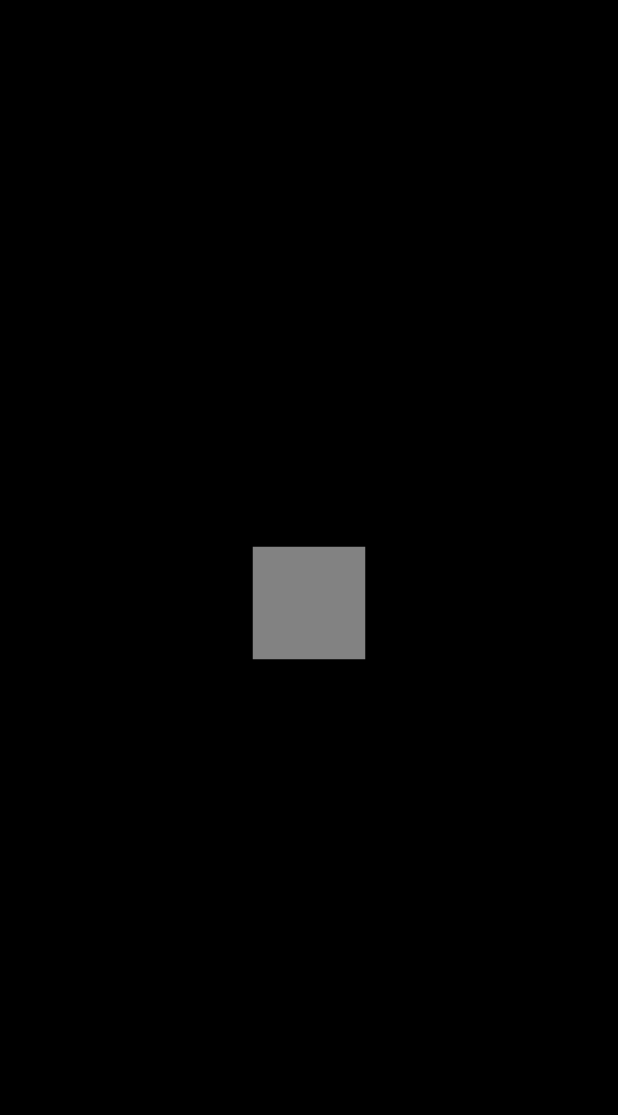
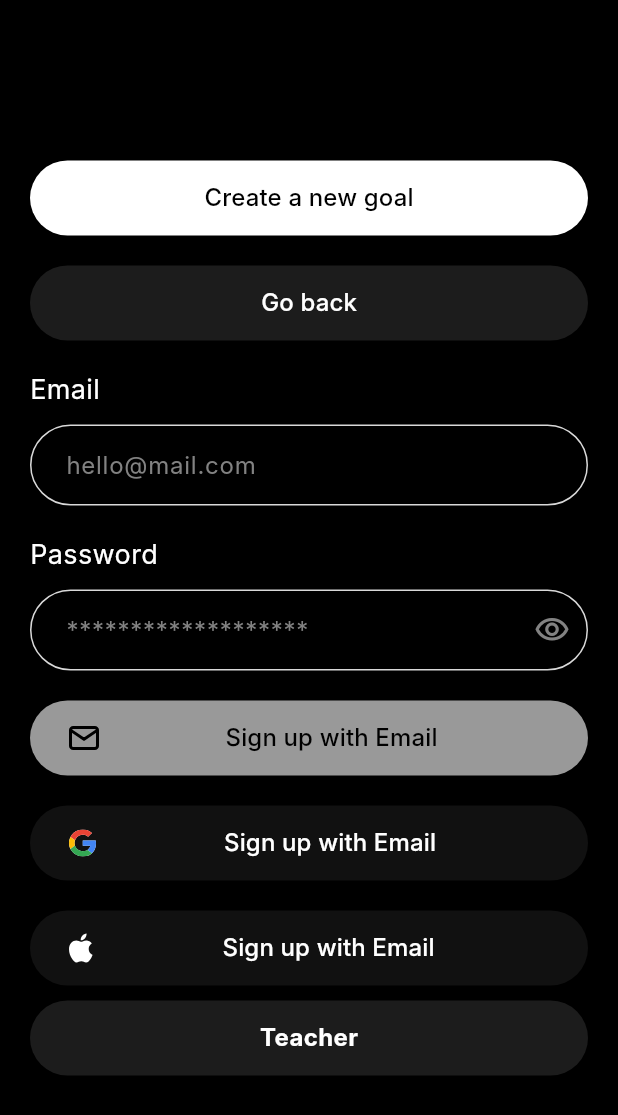
Before and after one commit to Kariaki/reentry, a Flutter app: the screen it shows after launch, on a phone screen of 412 x 824 dp. Shown: the top 1115 px of the screen. Run offline on Flutter 3.47's test engine with Material 3 defaults, Android fonts, the phone set to English and light mode, and no system bars; our stand-ins replace flutter_hooks, flutter_svg; Roboto replaces fonts that are missing (Inter).

Commit message:
base comonents (#10)
* done with base components

* done with initial components

```diff
--- a/lib/core/theme/colors.dart
+++ b/lib/core/theme/colors.dart
@@ -6,4 +6,6 @@ class AppColors {
   static const base = Color(0xFF3AE6BD);
   static const gray1 = Color(0xFF1C1C1C);
   static const gray2 = Color(0xFF828282);
+  static const hintColor = Color(0xFF828282);
+  static const inputBorderColor = Color(0xFFD9D9D9);
 }
--- a/lib/core/theme/style/text_style.dart
+++ b/lib/core/theme/style/text_style.dart
@@ -1,19 +1,23 @@
-
-
 import 'package:flutter/material.dart';
 
 class AppTextStyle {
   // Bold Text Style
   static const TextStyle boldTextStyle = TextStyle(
-    fontFamily: 'Inter',
     fontWeight: FontWeight.bold,
     fontSize: 16.0,
+    color: Colors.black, // Default text color
+  );
+  static const TextStyle buttonText = TextStyle(
+    fontSize: 16,
+    color: Colors.black, // Default text color
+  );
+  static const TextStyle heading = TextStyle(
+    fontSize: 18,
     color: Colors.black, // Default text color
   );
 
   // Extra Large Text Style
   static const TextStyle xLarge = TextStyle(
-    fontFamily: 'Inter',
     fontSize: 28.0,
     fontWeight: FontWeight.bold,
     color: Colors.black,
@@ -21,7 +25,6 @@ class AppTextStyle {
 
   // Large Text Style
   static const TextStyle large = TextStyle(
-    fontFamily: 'Inter',
     fontSize: 22.0,
     fontWeight: FontWeight.w600,
     color: Colors.black,
@@ -29,7 +32,6 @@ class AppTextStyle {
 
   // Medium Text Style
   static const TextStyle medium = TextStyle(
-    fontFamily: 'Inter',
     fontSize: 18.0,
     fontWeight: FontWeight.w500,
     color: Colors.black,
@@ -37,7 +39,6 @@ class AppTextStyle {
 
   // Regular Text Style
   static const TextStyle regular = TextStyle(
-    fontFamily: 'Inter',
     fontSize: 16.0,
     fontWeight: FontWeight.normal,
     color: Colors.black,
@@ -45,7 +46,6 @@ class AppTextStyle {
 
   // Small Text Style
   static const TextStyle small = TextStyle(
-    fontFamily: 'Inter',
     fontSize: 14.0,
     fontWeight: FontWeight.normal,
     color: Colors.black,
@@ -53,7 +53,6 @@ class AppTextStyle {
 
   // Extra Small Text Style
   static const TextStyle xSmall = TextStyle(
-    fontFamily: 'Inter',
     fontSize: 12.0,
     fontWeight: FontWeight.normal,
     color: Colors.black,
@@ -61,7 +60,6 @@ class AppTextStyle {
 
   // Light Text Style
   static const TextStyle lightTextStyle = TextStyle(
-    fontFamily: 'Inter',
     fontWeight: FontWeight.w300,
     fontSize: 16.0,
     color: Colors.black,
@@ -69,7 +67,6 @@ class AppTextStyle {
 
   // Italic Text Style
   static const TextStyle italicTextStyle = TextStyle(
-    fontFamily: 'Inter',
     fontStyle: FontStyle.italic,
     fontSize: 16.0,
     color: Colors.black,
@@ -78,7 +75,6 @@ class AppTextStyle {
   // Colored Text Style (with a custom color)
   static TextStyle coloredTextStyle(Color color) {
     return TextStyle(
-      fontFamily: 'Inter',
       fontSize: 16.0,
       fontWeight: FontWeight.normal,
       color: color,
--- a/lib/main.dart
+++ b/lib/main.dart
@@ -1,5 +1,14 @@
 import 'package:flutter/material.dart';
+import 'package:flutter_svg/flutter_svg.dart';
+import 'package:reentry/core/extensions.dart';
 import 'package:reentry/core/theme/colors.dart';
+import 'package:reentry/ui/components/buttons/primary_button.dart';
+import 'package:reentry/ui/components/input/input_field.dart';
+import 'package:reentry/ui/components/input/password_field.dart';
+import 'package:reentry/ui/components/pill_selector_component.dart';
+import 'package:reentry/ui/components/scaffold/base_scaffold.dart';
+
+import 'generated/assets.dart';
 
 void main() {
   runApp(const MyApp());
@@ -15,46 +24,44 @@
         title: 'Flutter Demo',
         debugShowCheckedModeBanner: false,
         theme: ThemeData(
-        colorScheme: ColorScheme.fromSeed(seedColor: Colors.deepPurple),
+            colorScheme: ColorScheme.fromSeed(seedColor: Colors.black),
             useMaterial3: true,
+            fontFamily: 'Inter'),
+        home: BaseScaffold(
+          child: Center(
+            // Wrap the entire body in Center to center everything
+            child: Column(
+              mainAxisAlignment: MainAxisAlignment.center,
+              // Vertically center content
+              crossAxisAlignment: CrossAxisAlignment.center,
+              // Horizontally center content
+              children: [
+                PrimaryButton(
+                  text: 'Create a new goal',
+                  onPress: () {},
                 ),
-      home: Scaffold(
-        backgroundColor: AppColors.black,
-        body: Center(  // Wrap the entire body in Center to center everything
-          child: Column(
-            mainAxisAlignment: MainAxisAlignment.center,  // Vertically center content
-            crossAxisAlignment: CrossAxisAlignment.center,  // Horizontally center content
-            children: [
-              Container(
-                height: 75,
-                width: 75,
-                color: AppColors.gray2,
+                20.height,
+                PrimaryButton.dark(
+                  text: 'Go back',
+                  onPress: () {},
                 ),
-              SizedBox(height: 20),  // Spacing before Wrap
-              Wrap(
-                spacing: 20.0,  // Horizontal spacing between icons
-                runSpacing: 20.0,  // Vertical spacing between rows
-                alignment: WrapAlignment.center,  // Center icons horizontally
-                children: [
-                  // SvgPicture.asset(AppIcons.apple, height: 50, width: 50),
-                  // SvgPicture.asset(AppIcons.activity, height: 50, width: 50),
-                  // SvgPicture.asset(AppIcons.addOutline, height: 50, width: 50),
-                  // SvgPicture.asset(AppIcons.bin, height: 50, width: 50),
-                  // SvgPicture.asset(AppIcons.chatBubble, height: 50, width: 50),
-                  // SvgPicture.asset(AppIcons.chevronLeft, height: 50, width: 50),
-                  // SvgPicture.asset(AppIcons.eyeHide, height: 50, width: 50),
-                  // SvgPicture.asset(AppIcons.greenCheck, height: 50, width: 50),
-                  // SvgPicture.asset(AppIcons.google, height: 50, width: 50),
-                  // SvgPicture.asset(AppIcons.home, height: 50, width: 50),
-                  // SvgPicture.asset(AppIcons.mailOutline, height: 50, width: 50),
-                  // SvgPicture.asset(AppIcons.pen, height: 50, width: 50),
-                  // Add more icons as needed
-                ],
-              ),
+                20.height,
+                InputField(hint: 'hello@mail.com',label: 'Email',),
+                20.height,
+                PasswordField(label: 'Password'),
+                20.height,
+                PrimaryButton(text: 'Sign up with Email',startIcon: SvgPicture.asset(Assets.svgMailOutline),),
+                20.height,
+                PrimaryButton.dark(text: 'Sign up with Email',startIcon: SvgPicture.asset(Assets.svgGoogle),),
+                20.height,
+                PrimaryButton.dark(text: 'Sign up with Email',startIcon: SvgPicture.asset(Assets.svgApple),),
+                10.height,
+                PillSelectorComponent(text: 'Teacher',selected: false,)
+
+
               ],
             ),
           ),
-      )
-    );
+        ));
   }
 }
--- /dev/null
+++ b/lib/ui/components/buttons/primary_button.dart
@@ -0,0 +1,77 @@
+import 'package:flutter/material.dart';
+import 'package:reentry/core/extensions.dart';
+import 'package:reentry/core/theme/colors.dart';
+import 'package:reentry/core/theme/style/text_style.dart';
+
+class PrimaryButton extends StatelessWidget {
+  final bool loading;
+  final String text;
+  final VoidCallback? onPress;
+  final bool enable;
+  final Widget? startIcon;
+  final Color? color;
+  final Color? textColor;
+
+  const PrimaryButton(
+      {super.key,
+      this.enable = false,
+      this.color,
+      this.textColor,
+      this.startIcon,
+      this.loading = false,
+      required this.text,
+      this.onPress});
+
+  static PrimaryButton dark(
+      {required String text,
+      bool loading = false,
+      VoidCallback? onPress,
+      Widget? startIcon}) {
+    return PrimaryButton(
+      text: text,
+      onPress: onPress,
+      startIcon: startIcon,
+      loading: loading,
+      color: AppColors.gray1,
+      textColor: AppColors.white,
+    );
+  }
+
+  @override
+  Widget build(BuildContext context) {
+    return MaterialButton(
+      color: color ?? AppColors.white,
+      onPressed: onPress,
+      height: 50,
+      minWidth: double.infinity,
+      shape: RoundedRectangleBorder(borderRadius: BorderRadius.circular(100)),
+      disabledColor: (color ?? AppColors.white).withOpacity(.6),
+      child: loading
+          ? SizedBox(
+              width: 24,
+              height: 24,
+              child: CircularProgressIndicator(
+                color: textColor ?? AppColors.black,
+              ),
+            )
+          : Row(
+              mainAxisAlignment: startIcon == null
+                  ? MainAxisAlignment.center
+                  : MainAxisAlignment.spaceBetween,
+              children: [
+                if (startIcon != null)
+                  Padding(
+                    padding: const EdgeInsets.only(left: 10),
+                    child: startIcon,
+                  )!,
+                Text(
+                  text,
+                  style: AppTextStyle.buttonText
+                      .copyWith(color: textColor ?? AppColors.black),
+                ),
+                if (startIcon != null) 0.height,
+              ],
+            ),
+    );
+  }
+}
--- /dev/null
+++ b/lib/ui/components/input/input_field.dart
@@ -0,0 +1,65 @@
+import 'package:flutter/material.dart';
+import 'package:reentry/core/extensions.dart';
+import 'package:reentry/core/theme/colors.dart';
+import 'package:reentry/core/theme/style/text_style.dart';
+
+class InputField extends StatelessWidget {
+  final String? label;
+  final String hint;
+  final bool obscureText;
+  final Widget? suffixIcon;
+  final String? error;
+  final bool enable;
+  final String? initialValue;
+  final Function(String)? onChange;
+  final TextEditingController? controller;
+
+  const InputField(
+      {super.key, this.label, required this.hint,this.controller,this.onChange,this.enable=true,this.initialValue, this.obscureText = false,this.suffixIcon,this.error});
+
+  @override
+  Widget build(BuildContext context) {
+    return Column(
+      crossAxisAlignment: CrossAxisAlignment.start,
+      mainAxisSize: MainAxisSize.min,
+      children: [
+        if (label != null) ...[
+          Text(
+            label!,
+            style: AppTextStyle.heading.copyWith(color: AppColors.white),
+          ),
+          10.height
+        ],
+        TextFormField(
+          obscuringCharacter: '*',
+          initialValue: initialValue,
+          controller: controller,
+          enabled: enable,
+          style: AppTextStyle.regular.copyWith(color: AppColors.white),
+          onChanged: onChange,
+          obscureText: obscureText,
+          decoration: InputDecoration(
+            fillColor: AppColors.gray1,
+            contentPadding:
+                const EdgeInsets.symmetric(vertical: 15, horizontal: 20),
+            border: OutlineInputBorder(
+                borderRadius: BorderRadius.circular(100),
+                borderSide: const BorderSide(color: AppColors.inputBorderColor)),
+            disabledBorder: OutlineInputBorder(
+                borderRadius: BorderRadius.circular(100),
+                borderSide: const BorderSide(color: AppColors.inputBorderColor)),
+            enabledBorder: OutlineInputBorder(
+                borderRadius: BorderRadius.circular(100),
+                borderSide: const BorderSide(color: AppColors.inputBorderColor)),
+            focusedBorder: OutlineInputBorder(
+                borderRadius: BorderRadius.circular(100),
+                borderSide: const BorderSide(color: AppColors.inputBorderColor)),
+            hintStyle: const TextStyle(color: AppColors.hintColor),
+            hintText: hint,
+            suffixIcon: suffixIcon
+          ),
+        )
+      ],
+    );
+  }
+}
--- /dev/null
+++ b/lib/ui/components/input/password_field.dart
@@ -0,0 +1,48 @@
+import 'package:flutter/cupertino.dart';
+import 'package:flutter/material.dart';
+import 'package:flutter_hooks/flutter_hooks.dart';
+import 'package:reentry/core/theme/colors.dart';
+import 'package:reentry/ui/components/input/input_field.dart';
+
+class PasswordField extends HookWidget {
+  final String label;
+
+  final String? error;
+  final bool enable;
+  final String? initialValue;
+  final Function(String)? onChange;
+  final TextEditingController? controller;
+
+  const PasswordField(
+      {super.key,
+      required this.label,
+      this.error,
+      this.initialValue,
+      this.onChange,
+      this.enable = true,
+      this.controller});
+
+  @override
+  Widget build(BuildContext context) {
+    final obscureText = useState(true);
+    return InputField(
+      hint: '*******************',
+      label: label,
+      enable: enable,
+      initialValue: initialValue,
+      onChange: onChange,
+      error: error,
+      controller: controller,
+      obscureText: obscureText.value,
+      suffixIcon: InkWell(
+        onTap: () => obscureText.value = !obscureText.value,
+        child: Icon(
+          obscureText.value
+              ? Icons.visibility_outlined
+              : Icons.visibility_off_outlined,
+          color: AppColors.gray2,
+        ),
+      ),
+    );
+  }
+}
--- /dev/null
+++ b/lib/ui/components/pill_selector_component.dart
@@ -0,0 +1,32 @@
+import 'package:flutter/cupertino.dart';
+
+import '../../core/theme/colors.dart';
+import '../../core/theme/style/text_style.dart';
+
+class PillSelectorComponent extends StatelessWidget {
+  final String text;
+  final bool selected;
+
+  const PillSelectorComponent(
+      {super.key, required this.text, this.selected = false});
+
+  @override
+  Widget build(BuildContext context) {
+    return Container(
+      width: double.infinity,
+      height: 50,
+      decoration: ShapeDecoration(
+        color: selected?AppColors.white:AppColors.gray1,
+          shape:
+              RoundedRectangleBorder(borderRadius: BorderRadius.circular(100)),
+      ),
+      alignment: Alignment.center,
+      child:
+      Text(
+        text,
+        style: AppTextStyle.buttonText
+            .copyWith(color: selected?AppColors.black:AppColors.white,fontWeight: FontWeight.bold),
+      ),
+    );
+  }
+}
--- /dev/null
+++ b/lib/ui/components/scaffold/base_scaffold.dart
@@ -0,0 +1,17 @@
+import 'package:flutter/material.dart';
+
+import '../../../core/theme/colors.dart';
+
+class BaseScaffold extends StatelessWidget {
+  final Widget child;
+  const BaseScaffold({super.key,required this.child});
+
+  @override
+  Widget build(BuildContext context) {
+    return Scaffold(
+
+      backgroundColor: AppColors.black,
+      body: Padding(padding: const EdgeInsets.symmetric(horizontal: 20),child: child,),
+    );
+  }
+}
--- a/pubspec.yaml
+++ b/pubspec.yaml
@@ -36,6 +36,7 @@ dependencies:
   # Use with the CupertinoIcons class for iOS style icons.
   cupertino_icons: ^1.0.8
   flutter_svg: ^2.0.10+1
+  flutter_hooks: ^0.20.5
 
 dev_dependencies:
   flutter_test:
```
Also changed, not shown: lib/generated/assets.dart (added), pubspec.lock. Lines whose indentation alone changed are shown as unchanged.
